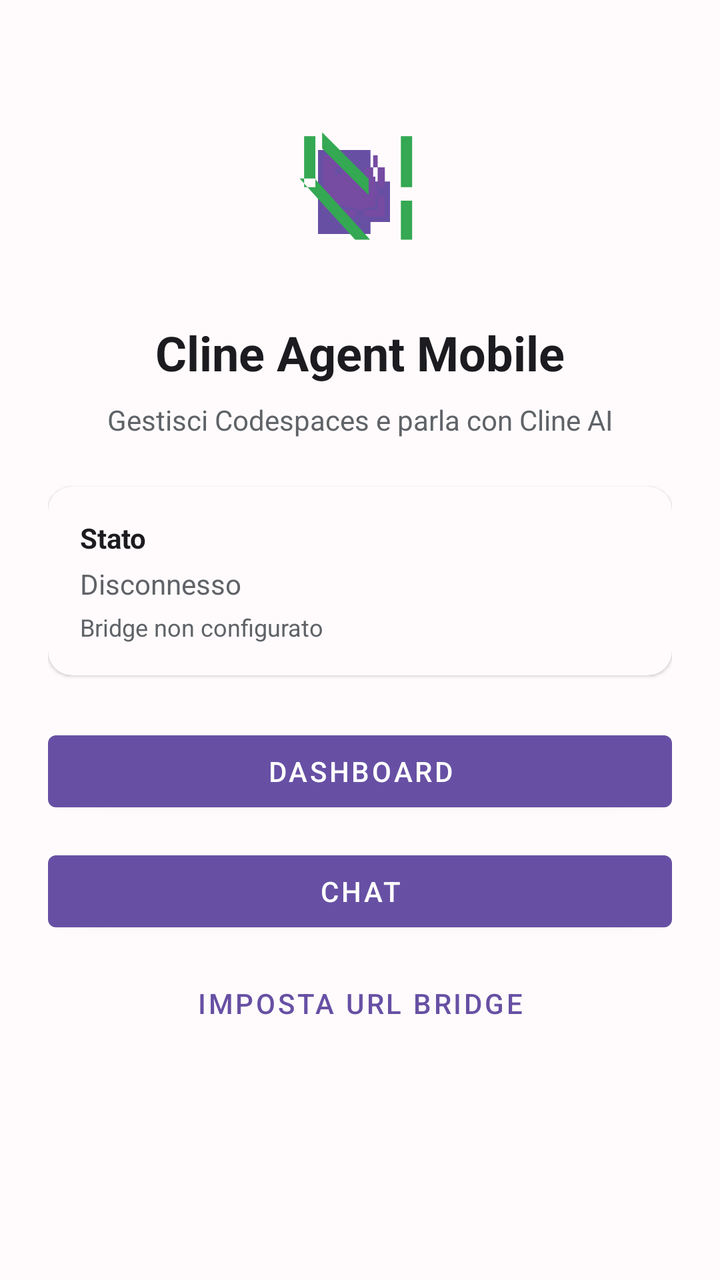
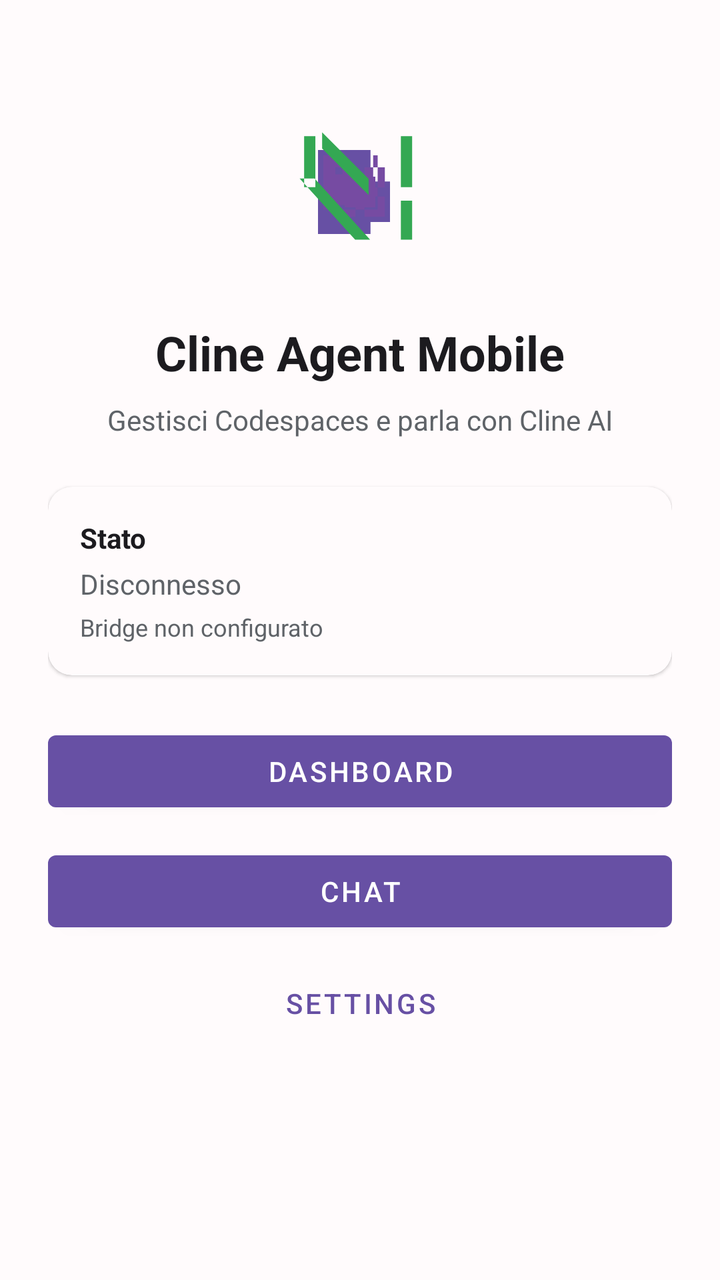

Two renders of the same Android screen: before a commit and after it. Below are the layout's source before the change and the commit's diff.
<!-- AndroidManifest.xml: activity theme Theme.ClineAgentMobile -->
<!-- res/layout/activity_main.xml -->
<?xml version="1.0" encoding="utf-8"?>
<ScrollView xmlns:android="http://schemas.android.com/apk/res/android"
    xmlns:app="http://schemas.android.com/apk/res-auto"
    android:layout_width="match_parent"
    android:layout_height="match_parent"
    android:fillViewport="true"
    android:background="@color/background">

    <LinearLayout
        android:layout_width="match_parent"
        android:layout_height="wrap_content"
        android:orientation="vertical"
        android:padding="24dp"
        android:gravity="center_horizontal">

        <ImageView
            android:layout_width="96dp"
            android:layout_height="96dp"
            android:layout_marginTop="24dp"
            android:src="@drawable/ic_logo"
            android:contentDescription="@string/app_name" />

        <TextView
            android:layout_width="wrap_content"
            android:layout_height="wrap_content"
            android:layout_marginTop="16dp"
            android:text="@string/app_name"
            android:textSize="24sp"
            android:textStyle="bold"
            android:textColor="@color/on_background" />

        <TextView
            android:id="@+id/home_subtitle"
            android:layout_width="wrap_content"
            android:layout_height="wrap_content"
            android:layout_marginTop="8dp"
            android:text="@string/home_subtitle"
            android:textSize="14sp"
            android:textColor="@color/icon"
            android:gravity="center" />

        <com.google.android.material.card.MaterialCardView
            android:layout_width="match_parent"
            android:layout_height="wrap_content"
            android:layout_marginTop="24dp"
            app:cardCornerRadius="12dp">

            <LinearLayout
                android:layout_width="match_parent"
                android:layout_height="wrap_content"
                android:orientation="vertical"
                android:padding="16dp">

                <TextView
                    android:layout_width="wrap_content"
                    android:layout_height="wrap_content"
                    android:text="@string/home_status_title"
                    android:textSize="14sp"
                    android:textStyle="bold"
                    android:textColor="@color/on_background" />

                <TextView
                    android:id="@+id/home_status_text"
                    android:layout_width="wrap_content"
                    android:layout_height="wrap_content"
                    android:layout_marginTop="4dp"
                    android:text="@string/dashboard_status_disconnected"
                    android:textSize="14sp"
                    android:textColor="@color/icon" />

                <TextView
                    android:id="@+id/home_bridge_text"
                    android:layout_width="wrap_content"
                    android:layout_height="wrap_content"
                    android:layout_marginTop="4dp"
                    android:text="@string/home_bridge_not_set"
                    android:textSize="12sp"
                    android:textColor="@color/icon" />
            </LinearLayout>
        </com.google.android.material.card.MaterialCardView>

        <Button
            android:id="@+id/home_open_dashboard"
            android:layout_width="match_parent"
            android:layout_height="wrap_content"
            android:layout_marginTop="24dp"
            android:text="@string/nav_dashboard" />

        <Button
            android:id="@+id/home_open_chat"
            android:layout_width="match_parent"
            android:layout_height="wrap_content"
            android:layout_marginTop="12dp"
            android:text="@string/nav_chat" />

        <Button
            android:id="@+id/home_open_settings"
            style="?attr/borderlessButtonStyle"
            android:layout_width="match_parent"
            android:layout_height="wrap_content"
            android:layout_marginTop="8dp"
            android:text="@string/home_bridge_settings" />
    </LinearLayout>
</ScrollView>
<!-- resources referenced by this layout -->
<resources>
  <color name="background">#FFFBFC</color>
  <color name="icon">#5F6368</color>
  <color name="on_background">#1C1B1F</color>
  <!-- drawable ic_logo (drawable) -->
  <?xml version="1.0" encoding="utf-8"?>
  <vector xmlns:android="http://schemas.android.com/apk/res/android"
      android:width="1024dp"
      android:height="1024dp"
      android:viewportWidth="1024"
      android:viewportHeight="1024">
      <path
          android:fillColor="#6750A4"
          android:pathData="M512,80 L512,280 M512,744 L512,920 M80,512 L280,512 M744,512 L920,512 M568,568 L568,672 L672,672 L672,568 Z M456,456 L456,568 L568,568 L568,456 Z M568,456 L568,568 L672,568 L672,456 Z M288,288 L288,568 L568,568 L568,288 Z M288,736 L288,568 L568,568 L568,736 Z"/>
      <path
          android:fillColor="#764BA2"
          android:pathData="M380,380 L488,380 L488,488 L380,488 Z M380,536 L488,536 L488,644 L380,644 Z M536,380 L644,380 L644,488 L536,488 Z M536,536 L644,536 L644,644 L536,644 Z M430,430 L430,594 L594,594 L594,430 Z M316,316 L316,606 L606,606 L606,316 Z M316,418 L316,582 L582,582 L582,418 Z M418,316 L582,316 L582,418 L418,418 Z"/>
      <path
          android:fillColor="#34A853"
          android:pathData="M190,440 L270,440 L566,766 L486,766 Z M310,280 L558,528 L558,442 L310,194 Z M214,214 L214,486 L274,486 L274,214 Z M730,214 L790,214 L790,486 L730,486 Z M730,558 L730,766 L790,766 L790,558 Z"/>
  </vector>
  <string name="app_name">Cline Agent Mobile</string>
  <string name="dashboard_status_disconnected">Disconnesso</string>
  <string name="home_bridge_not_set">Bridge non configurato</string>
  <string name="home_bridge_settings">Imposta URL bridge</string>
  <string name="home_status_title">Stato</string>
  <string name="home_subtitle">Gestisci Codespaces e parla con Cline AI</string>
  <string name="nav_chat">Chat</string>
  <string name="nav_dashboard">Dashboard</string>
  <style name="Theme.ClineAgentMobile" parent="Theme.MaterialComponents.Light.NoActionBar">
          
          <item name="colorPrimary">@color/primary</item>
          <item name="colorPrimaryVariant">@color/primary_variant</item>
          <item name="colorOnPrimary">@color/on_primary</item>
  
          
          <item name="colorSecondary">@color/secondary</item>
          <item name="colorSecondaryVariant">@color/secondary_variant</item>
          <item name="colorOnSecondary">@color/on_secondary</item>
  
          
          <item name="android:colorBackground">@color/background</item>
          <item name="colorSurface">@color/surface</item>
          <item name="colorOnBackground">@color/on_background</item>
          <item name="colorOnSurface">@color/on_surface</item>
  
          
          <item name="android:statusBarColor">@color/primary</item>
          <item name="android:navigationBarColor">@color/background</item>
  
          
          <item name="android:windowBackground">@color/background</item>
      </style>
  <color name="primary">#6750A4</color>
  <color name="primary_variant">#764BA2</color>
  <color name="on_primary">#FFFFFF</color>
  <color name="secondary">#625B71</color>
  <color name="secondary_variant">#75716E</color>
  <color name="on_secondary">#FFFFFF</color>
  <color name="surface">#FFFBFC</color>
  <color name="on_surface">#1C1B1F</color>
</resources>

<!-- the commit's change to res/layout/activity_main.xml (unified diff, before → after) -->
@@ -99,6 +99,6 @@
             android:layout_width="match_parent"
             android:layout_height="wrap_content"
             android:layout_marginTop="8dp"
-            android:text="@string/home_bridge_settings" />
+            android:text="@string/nav_settings" />
     </LinearLayout>
 </ScrollView>
<!-- resource entries referenced after the edit -->
@@ -23,11 +23,11 @@
   <string name="app_name">Cline Agent Mobile</string>
   <string name="dashboard_status_disconnected">Disconnesso</string>
   <string name="home_bridge_not_set">Bridge non configurato</string>
-  <string name="home_bridge_settings">Imposta URL bridge</string>
   <string name="home_status_title">Stato</string>
   <string name="home_subtitle">Gestisci Codespaces e parla con Cline AI</string>
   <string name="nav_chat">Chat</string>
   <string name="nav_dashboard">Dashboard</string>
+  <string name="nav_settings">Settings</string>
   <style name="Theme.ClineAgentMobile" parent="Theme.MaterialComponents.Light.NoActionBar">
           
           <item name="colorPrimary">@color/primary</item>
